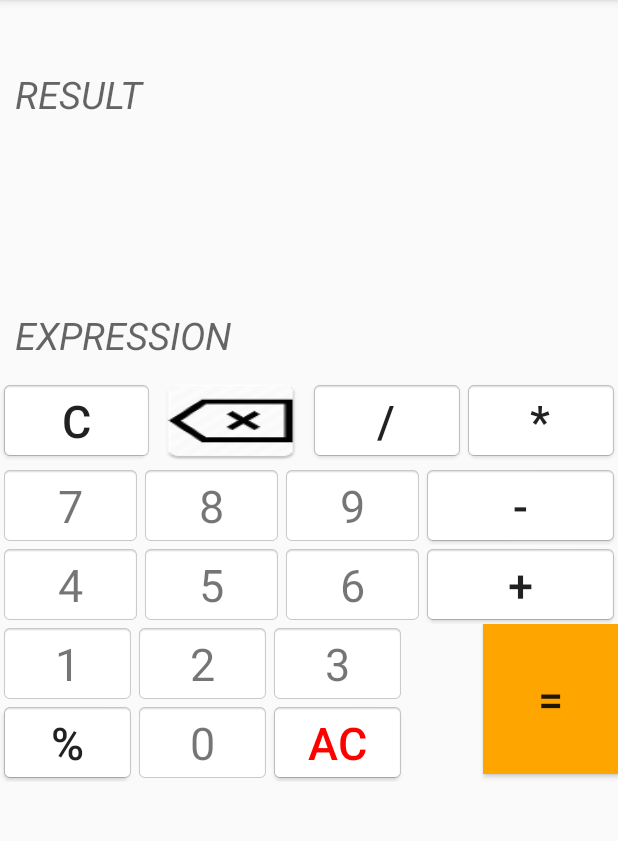
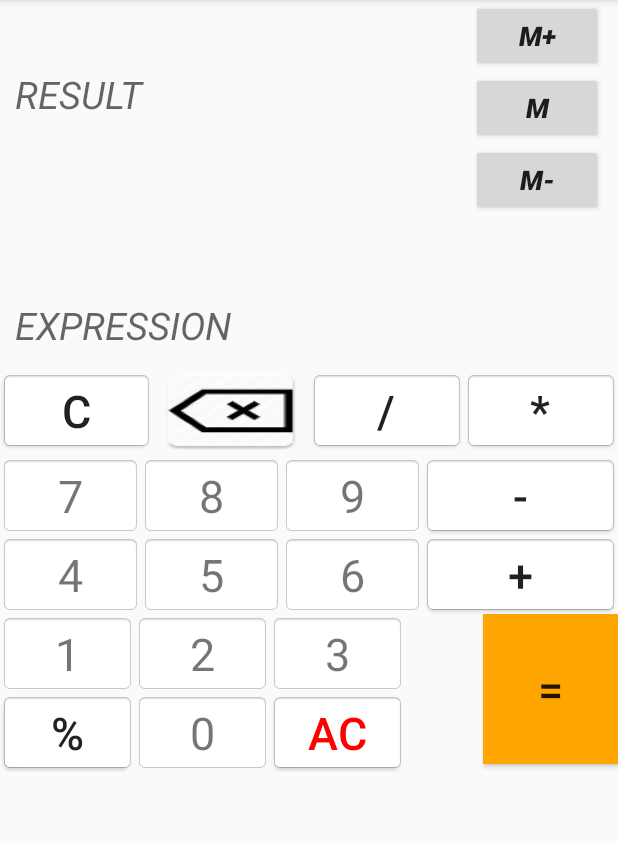
Before and after one commit to gaganag50/Calculator, an Android app: the screen it shows after launch (MainActivity), on a phone screen of 412 x 824 dp, the part 84-925 px from its top. Run offline under Robolectric (Android 15) with nearby library versions, the phone set to English and light mode, and no system bars.

Commit message:
memory buttons added

```diff
--- a/app/src/main/java/com/example/android/calculator/MainActivity.java
+++ b/app/src/main/java/com/example/android/calculator/MainActivity.java
@@ -16,6 +16,7 @@ public class MainActivity extends AppCompatActivity {
     Button percentage, ac, clear, delete, divide, multiply, subtract, add, equal;
     TextView zero, one, two, three, four, five, six, seven, eight, nine;
     TextView show, result;
+    Button bm1, bm, bm2;
 
     @Override
     protected void onCreate(@Nullable Bundle savedInstanceState) {
@@ -43,6 +44,10 @@ public class MainActivity extends AppCompatActivity {
         seven = findViewById(R.id.seven);
         eight = findViewById(R.id.eight);
         nine = findViewById(R.id.nine);
+
+        bm1 = findViewById(R.id.bm1);
+        bm = findViewById(R.id.bm);
+        bm2 = findViewById(R.id.bm2);
 
         result = findViewById(R.id.result);
         show = findViewById(R.id.show);
@@ -487,11 +492,33 @@ public class MainActivity extends AppCompatActivity {
             public void onClick(View v) {
 
                 result.setText("");
-                show.setText("0");
+                show.setText(String.valueOf(ans));
 
             }
         });
 
+        bm1.setOnClickListener(new View.OnClickListener() {
+            @Override
+            public void onClick(View v) {
+                ++ans;
+                result.append("+1");
+                show.setText(String.valueOf(ans));
+            }
+        });
+        bm.setOnClickListener(new View.OnClickListener() {
+            @Override
+            public void onClick(View v) {
+                result.setText(String.valueOf(ans));
+            }
+        });
+        bm2.setOnClickListener(new View.OnClickListener() {
+            @Override
+            public void onClick(View v) {
+                --ans;
+                result.append("-1");
+                show.setText(String.valueOf(ans));
+            }
+        });
 
     }
 }
--- a/app/src/main/res/layout/activity_main.xml
+++ b/app/src/main/res/layout/activity_main.xml
@@ -7,21 +7,61 @@
     android:orientation="vertical"
     tools:context=".MainActivity">
 
+    <LinearLayout
+        android:layout_width="match_parent"
+        android:layout_height="wrap_content"
+        android:orientation="horizontal">
 
         <TextView
             android:id="@+id/show"
-        android:layout_width="match_parent"
+            android:layout_width="0dp"
             android:layout_height="105dp"
             android:layout_margin="10dp"
+            android:layout_weight="1"
             android:gravity="center|left"
             android:hint="@string/result"
             android:textSize="25sp"
             android:textStyle="italic" />
 
+        <LinearLayout
+            android:layout_width="wrap_content"
+            android:layout_height="wrap_content"
+            android:orientation="vertical">
+
+            <Button
+                android:id="@+id/bm1"
+
+                android:layout_width="wrap_content"
+                android:layout_height="wrap_content"
+                android:layout_marginRight="10dp"
+                android:text="M+"
+                android:textSize="18sp"
+                android:textStyle="bold|italic" />
+
+            <Button
+                android:id="@+id/bm"
+                android:layout_width="wrap_content"
+                android:layout_height="wrap_content"
+                android:layout_marginRight="10dp"
+                android:text="M"
+                android:textSize="18sp"
+                android:textStyle="bold|italic" />
+
+            <Button
+                android:id="@+id/bm2"
+                android:layout_width="wrap_content"
+                android:layout_height="wrap_content"
+                android:layout_marginRight="10dp"
+                android:text="M-"
+                android:textSize="18sp"
+                android:textStyle="bold|italic" />
+        </LinearLayout>
+    </LinearLayout>
+
     <TextView
         android:id="@+id/result"
         android:layout_width="match_parent"
-        android:layout_height="105dp"
+        android:layout_height="80dp"
         android:layout_margin="10dp"
         android:gravity="bottom"
         android:hint="@string/expression"
```
Lines whose indentation alone changed are shown as unchanged.
